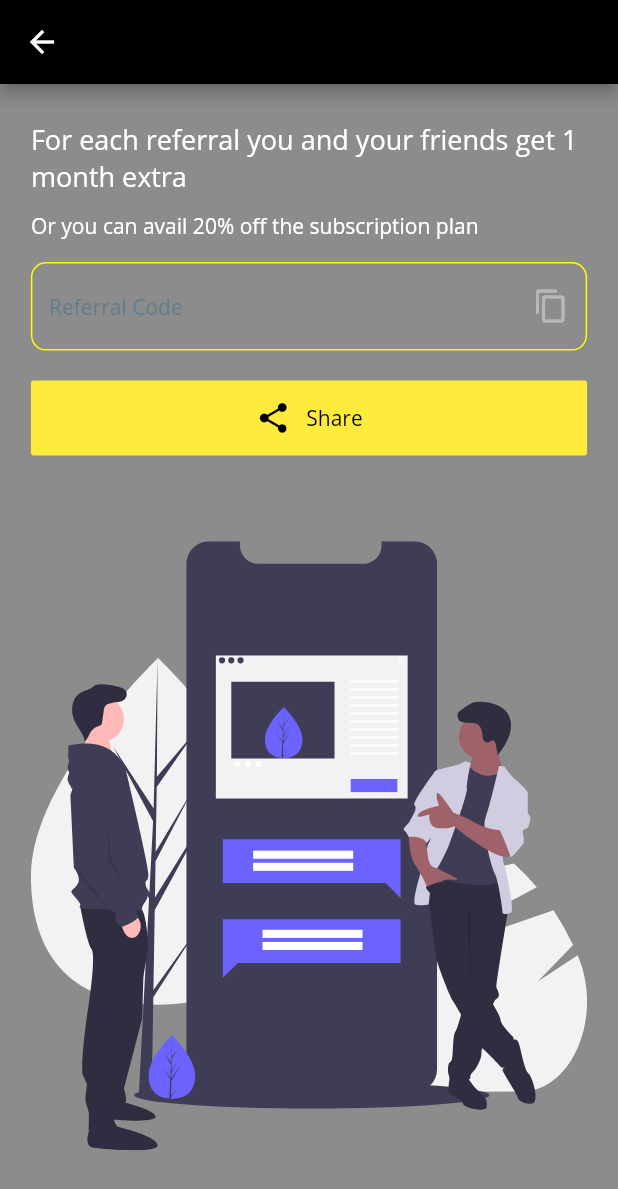
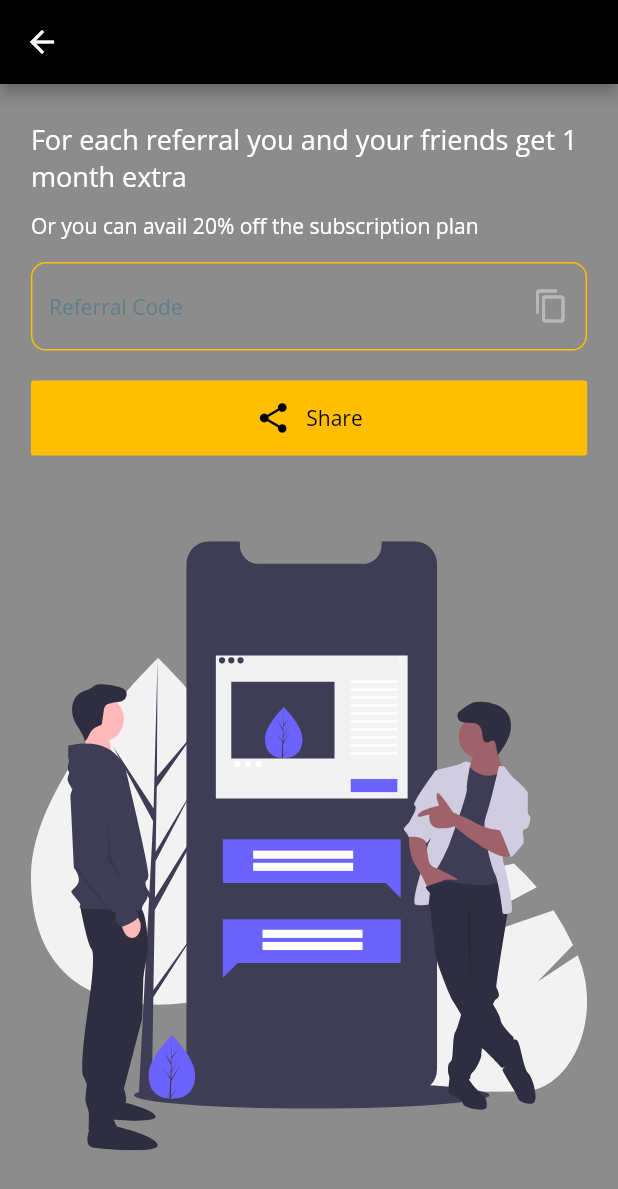
Before and after one commit to Tusharcoder18/queen_ott_app, a Flutter app: the ReferAndEarnScreen screen opened directly, on a phone screen of 412 x 824 dp. Shown: the top 1189 px of the screen. Run offline on Flutter 3.47's test engine with Material 2 defaults, Android fonts, the phone set to English and light mode, and no system bars; our stand-ins replace cached_network_image, chewie, cloud_firestore, firebase_auth, firebase_core, firebase_storage and 9 more; missing offline and left inert: audio_manager, flutter_facebook_login, razorpay_flutter; accounts and stored records are empty.

Commit message:
Added kGoldenColor to referral screen

```diff
--- a/lib/screens/referral_screen.dart
+++ b/lib/screens/referral_screen.dart
@@ -1,6 +1,7 @@
 import 'package:flutter/material.dart';
 import 'package:flutter/services.dart';
 import 'package:flutter_svg/svg.dart';
+import 'package:queen_ott_app/constants.dart';
 import 'package:queen_ott_app/widgets/custom_button.dart';
 import 'package:share/share.dart';
 
@@ -54,7 +55,7 @@ class ReferAndEarnScreen extends StatelessWidget {
                   suffixIcon: Icon(Icons.copy),
                   disabledBorder: OutlineInputBorder(
                     borderRadius: BorderRadius.circular(10),
-                    borderSide: BorderSide(color: Colors.yellowAccent),
+                    borderSide: BorderSide(color: kGoldenColor),
                   ),
                   hintText: 'Referral Code',
                 ),
@@ -76,7 +77,7 @@ class ReferAndEarnScreen extends StatelessWidget {
                 Icons.share,
                 color: Colors.black,
               ),
-              color: Colors.yellow,
+              color: kGoldenColor,
               onTap: () async {
                 try {
                   await Share.share(
```
